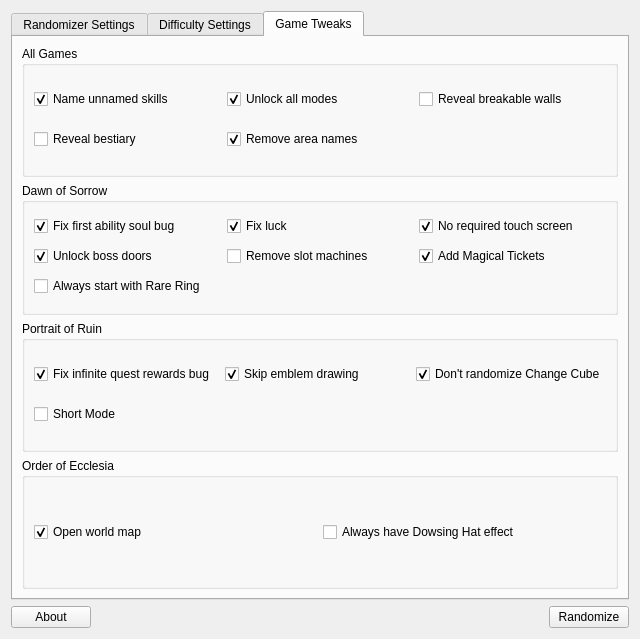
The window that randomizer.ui (LagoLunatic/dsvrandom) describes before a commit, drawn with Qt 5.
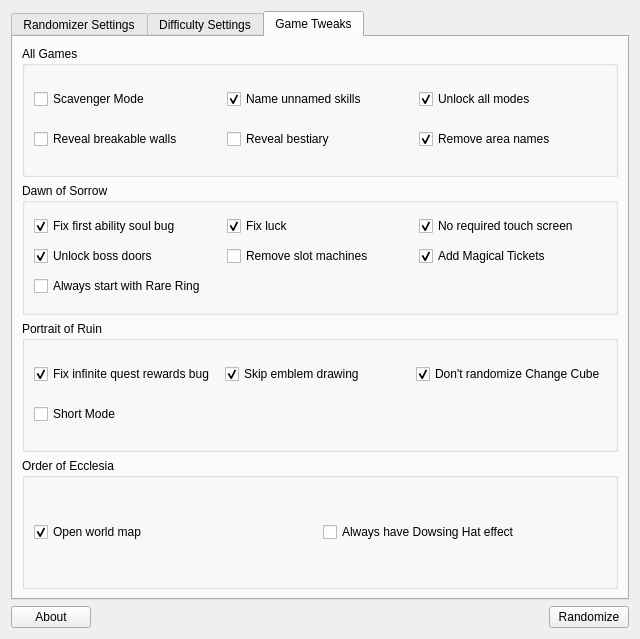
The same window after the commit. The open tabs and pages were chosen to show the change. Icons and pictures are not drawn.

Commit message: Add scavenger mode

```diff
--- a/randomizer.ui
+++ b/randomizer.ui
@@ -498,16 +498,6 @@
          </property>
          <layout class="QGridLayout" name="gridLayout_2">
           <item row="0" column="2">
-           <widget class="QCheckBox" name="reveal_breakable_walls">
-            <property name="toolTip">
-             <string>Breakable walls will always blink as if you have Peeping Eye/Eye for Decay on.</string>
-            </property>
-            <property name="text">
-             <string>Reveal breakable walls</string>
-            </property>
-           </widget>
-          </item>
-          <item row="0" column="1">
            <widget class="QCheckBox" name="unlock_all_modes">
             <property name="toolTip">
              <string>Unlocks alternate modes that normally require you to beat the main game first.</string>
@@ -520,20 +510,7 @@
             </property>
            </widget>
           </item>
-          <item row="0" column="0">
-           <widget class="QCheckBox" name="name_unnamed_skills">
-            <property name="toolTip">
-             <string>Gives Julius/Yoko/Alucard/Arma Felix/Arma Chiroptera's skills names so they can be distinguished from one another.</string>
-            </property>
-            <property name="text">
-             <string>Name unnamed skills</string>
-            </property>
-            <property name="checked">
-             <bool>true</bool>
-            </property>
-           </widget>
-          </item>
-          <item row="1" column="0">
+          <item row="1" column="1">
            <widget class="QCheckBox" name="reveal_bestiary">
             <property name="toolTip">
              <string>All enemies will appear in the bestiary, even before you kill them once.</string>
@@ -543,7 +520,20 @@
             </property>
            </widget>
           </item>
-          <item row="1" column="1">
+          <item row="0" column="1">
+           <widget class="QCheckBox" name="name_unnamed_skills">
+            <property name="toolTip">
+             <string>Gives Julius/Yoko/Alucard/Arma Felix/Arma Chiroptera's skills names so they can be distinguished from one another.</string>
+            </property>
+            <property name="text">
+             <string>Name unnamed skills</string>
+            </property>
+            <property name="checked">
+             <bool>true</bool>
+            </property>
+           </widget>
+          </item>
+          <item row="1" column="2">
            <widget class="QCheckBox" name="remove_area_names">
             <property name="toolTip">
              <string>Removes the area names that appear on screen when you first enter an area.</string>
@@ -556,6 +546,26 @@
             </property>
            </widget>
           </item>
+          <item row="0" column="0">
+           <widget class="QCheckBox" name="scavenger_mode">
+            <property name="toolTip">
+             <string>Common enemies never drop items, souls, or glyphs. You have to rely on pickups you find placed in the world.</string>
+            </property>
+            <property name="text">
+             <string>Scavenger Mode</string>
+            </property>
+           </widget>
+          </item>
+          <item row="1" column="0">
+           <widget class="QCheckBox" name="reveal_breakable_walls">
+            <property name="toolTip">
+             <string>Breakable walls will always blink as if you have Peeping Eye/Eye for Decay on.</string>
+            </property>
+            <property name="text">
+             <string>Reveal breakable walls</string>
+            </property>
+           </widget>
+          </item>
          </layout>
         </widget>
        </item>
```
Left out of the diff: 31 changed lines with no effect on the pictures. The commit also changes 3 other files.
